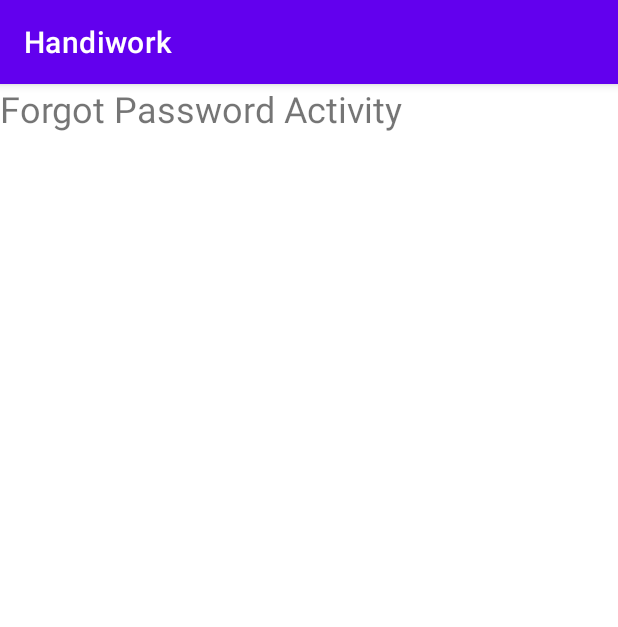
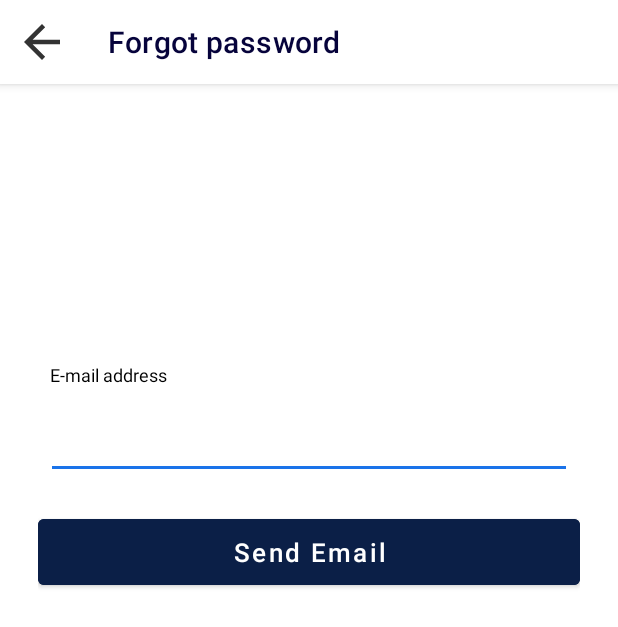
Before and after one commit to alan89251/Swifty, an Android app: the screen it shows after launch (ForgotPwActivity), after a tap on "Forgot password?", on a phone screen of 412 x 824 dp. Shown: the top 627 px of the screen. Run offline under Robolectric (Android 15) with nearby library versions, the phone set to English and light mode, and no system bars; our stand-ins replace Firebase (no records; nobody signed in at launch, a user with empty details on screens opened directly), data binding; 1 other tap on this screen came first.

Commit message:
Update forgot password UI & function

```diff
--- a/app/src/main/java/com/team2/handiwork/ForgotPwActivity.kt
+++ /dev/null
@@ -1,11 +0,0 @@
-package com.team2.handiwork
-
-import androidx.appcompat.app.AppCompatActivity
-import android.os.Bundle
-
-class ForgotPwActivity : AppCompatActivity() {
-    override fun onCreate(savedInstanceState: Bundle?) {
-        super.onCreate(savedInstanceState)
-        setContentView(R.layout.activity_forgot_pw)
-    }
-}
--- /dev/null
+++ b/app/src/main/java/com/team2/handiwork/ui/forgetpassword/ForgotPasswordViewModel.kt
@@ -0,0 +1,52 @@
+package com.team2.handiwork
+
+import androidx.lifecycle.LiveData
+import androidx.lifecycle.MutableLiveData
+import androidx.lifecycle.ViewModel
+import com.google.firebase.auth.FirebaseAuth
+import com.google.firebase.database.ktx.database
+import com.google.firebase.ktx.Firebase
+import com.team2.handiwork.utilities.Event
+import com.team2.handiwork.utilities.Utility
+
+class ForgotPasswordViewModel : ViewModel() {
+
+    private val firebaseAuth = FirebaseAuth.getInstance()
+    val userEmail = MutableLiveData<String>()
+    private val statusMessage = MutableLiveData<Event<ScreenMsg>>()
+    val message: LiveData<Event<ScreenMsg>>
+        get() = statusMessage
+
+
+    private fun passMessage(_message: ScreenMsg) {
+        statusMessage.value = Event(_message)
+    }
+
+    private fun isValidEmailAddress(): Boolean {
+        return if (userEmail.value != null) {
+            Utility.isValidEmail(userEmail.value!!)
+        } else {
+            false
+        }
+    }
+
+    fun sendResetPasswordEmail() {
+        if (isValidEmailAddress()) {
+            userEmail.value.let { email ->
+                if (email != null) {
+                    firebaseAuth.sendPasswordResetEmail(email).addOnCompleteListener { task ->
+                        if (task.isSuccessful) {
+                            passMessage(ScreenMsg.SEND_RESET_EMAIL_SUCCESSFUL)
+                        } else {
+                            passMessage(ScreenMsg.SEND_RESET_EMAIL_FAILED)
+                        }
+                    }
+                }
+            }
+        } else {
+            passMessage(ScreenMsg.INVALID_EMAIL_ADDRESS)
+        }
+    }
+
+
+}
--- a/app/src/main/res/layout/activity_forgot_pw.xml
+++ b/app/src/main/res/layout/activity_forgot_pw.xml
@@ -1,19 +1,82 @@
 <?xml version="1.0" encoding="utf-8"?>
-<androidx.constraintlayout.widget.ConstraintLayout xmlns:android="http://schemas.android.com/apk/res/android"
+<layout xmlns:android="http://schemas.android.com/apk/res/android"
     xmlns:app="http://schemas.android.com/apk/res-auto"
-    xmlns:tools="http://schemas.android.com/tools"
+    xmlns:tools="http://schemas.android.com/tools">
+
+    <data>
+
+        <variable
+            name="viewModel"
+            type="com.team2.handiwork.ForgotPasswordViewModel" />
+    </data>
+
+    <androidx.constraintlayout.widget.ConstraintLayout
         android:layout_width="match_parent"
         android:layout_height="match_parent"
-    tools:context=".ForgotPwActivity">
+        android:background="@color/white"
+        android:orientation="vertical"
+        android:padding="25dp"
+        tools:context=".ui.forgetpassword.ForgotPwActivity">
+
+        <LinearLayout
+            android:id="@+id/screen0Layout"
+            android:layout_width="match_parent"
+            android:layout_height="wrap_content"
+            android:orientation="vertical"
+            app:layout_constraintStart_toStartOf="parent"
+            app:layout_constraintTop_toTopOf="parent">
 
             <TextView
-        android:id="@+id/textView"
                 android:layout_width="wrap_content"
                 android:layout_height="wrap_content"
-        android:text="Forgot Password Activity"
-        android:textSize="24sp"
-        tools:layout_editor_absoluteX="131dp"
-        tools:layout_editor_absoluteY="349dp"
-        tools:ignore="MissingConstraints" />
+                android:layout_marginStart="8dp"
+                android:layout_marginTop="160dp"
+                android:text="@string/email_address"
+                android:textColor="@color/textColor"
+                android:textSize="12sp"
+                android:textStyle="normal" />
+
+            <FrameLayout
+                android:layout_width="fill_parent"
+                android:layout_height="wrap_content"
+                android:padding="5dp">
+
+                <com.google.android.material.textfield.TextInputEditText
+                    android:id="@+id/email"
+                    android:layout_width="match_parent"
+                    android:layout_height="wrap_content"
+                    android:ems="10"
+                    android:text="@={viewModel.userEmail}"
+                    android:inputType="textEmailAddress"
+                    android:minHeight="56dp"
+                    android:textColor="@color/black"
+                    android:textSize="13sp"
+                    android:textStyle="normal"
+                    app:backgroundTint="@color/editTextUnderline" />
+
+            </FrameLayout>
+        </LinearLayout>
+
+        <Button
+            android:id="@+id/sendEmailBtn"
+            android:layout_width="match_parent"
+            android:layout_height="wrap_content"
+            android:layout_marginTop="15dp"
+            android:backgroundTint="@drawable/main_button_color_selector"
+            android:elevation="15dp"
+            android:enabled="true"
+            android:gravity="center"
+            android:minHeight="56dp"
+            android:onClick="@{()-> viewModel.sendResetPasswordEmail()}"
+            android:text="@string/send_reset_email"
+            android:textAllCaps="false"
+            android:textColor="@color/buttonTextColor"
+            android:textSize="17sp"
+            app:layout_constraintTop_toBottomOf="@+id/screen0Layout"
+            tools:ignore="DuplicateSpeakableTextCheck,TextContrastCheck"
+            tools:layout_editor_absoluteX="25dp" />
+
 
     </androidx.constraintlayout.widget.ConstraintLayout>
+
+</layout>
--- a/app/src/main/res/values/strings.xml
+++ b/app/src/main/res/values/strings.xml
@@ -34,4 +34,12 @@
     <string name="retry_registration">Something went wrong.\nPlease make sure your device is online.</string>
     <string name="go_login">Go to login screen</string>
     <string name="go_registration">Retry</string>
+
+<!--    forgot password screen-->
+    <string name="forgot_password_title">Forgot password</string>
+    <string name="login_now_after_reset">Back to login screen</string>
+    <string name="send_reset_email">Send Email</string>
+    <string name="send_reset_link_success">Reset link sent successful</string>
+    <string name="email_not_sent">Email send failed</string>
+    <string name="resend_email">Something went wrong.\nPlease make sure your device is online.</string>
 </resources>
```
Also changed, not shown: app/src/main/java/com/team2/handiwork/ui/forgetpassword/ForgotPwActivity.kt (added, +105 -0 lines), app/src/main/java/com/team2/handiwork/utilities/Event.kt (added, +17 -0 lines). Lines whose indentation alone changed are shown as unchanged.
